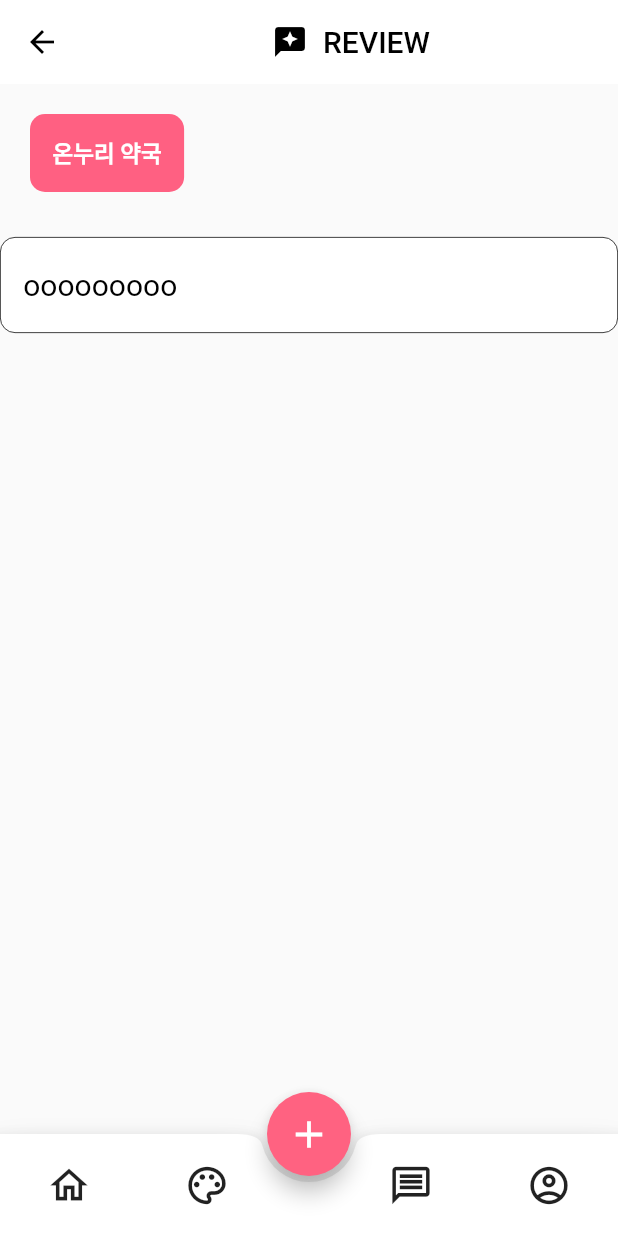
After one commit to purplepig4657/PartTimeCommunity, a Flutter app: the Review screen opened directly, on a phone screen of 412 x 824 dp. The commit adds this screen. Run offline on Flutter 3.47's test engine with Material 2 defaults, Android fonts, the phone set to English and light mode, and no system bars.

Commit message:
후기 살짝

```diff
--- a/lib/NoticeWriting.dart
+++ b/lib/NoticeWriting.dart
@@ -1,5 +1,4 @@
 import 'package:flutter/material.dart';
-
 import 'commons/BottomAppBar.dart';
 
 class NoticeWriting extends StatelessWidget {
@@ -9,6 +8,11 @@ class NoticeWriting extends StatelessWidget {
   Widget build(BuildContext context) {
     return Scaffold(
       appBar: AppBar(
+        leading: IconButton(
+            onPressed: () {
+              Navigator.pop(context);
+            },
+            icon: Icon(Icons.arrow_back,color: Colors.black,)),
         title: Row(
           mainAxisAlignment: MainAxisAlignment.center,
           children: [
@@ -57,7 +61,7 @@ class NoticeWriting extends StatelessWidget {
             children: [
               ListTile(
                   title: TextField(
-                    keyboardType: TextInputType.multiline,
+                keyboardType: TextInputType.multiline,
                 maxLines: null,
                 maxLength: 20,
                 cursorColor: Color(0xffFF6280),
@@ -70,8 +74,8 @@ class NoticeWriting extends StatelessWidget {
               Divider(),
               ListTile(
                   title: TextField(
-                    keyboardType: TextInputType.multiline,
-                maxLines:null,
+                keyboardType: TextInputType.multiline,
+                maxLines: null,
                 maxLength: 1000,
                 cursorColor: Color(0xffFF6280),
                 decoration: InputDecoration(
--- /dev/null
+++ b/lib/Review.dart
@@ -0,0 +1,109 @@
+import 'package:flutter/cupertino.dart';
+import 'package:flutter/material.dart';
+import 'commons/BottomAppBar.dart';
+
+class Review extends StatelessWidget {
+  const Review({Key? key}) : super(key: key);
+
+  @override
+  Widget build(BuildContext context) {
+    return Scaffold(
+      appBar: AppBar(
+        leading: IconButton(
+            onPressed: () {
+              Navigator.pop(context);
+            },
+            icon: Icon(Icons.arrow_back,color: Colors.black,)),
+        elevation: 0.0,
+        backgroundColor: Colors.white,
+        title: Row(
+          mainAxisAlignment: MainAxisAlignment.center,
+          children: [
+            Icon(
+              Icons.reviews,
+              color: Colors.black,
+            ),
+            SizedBox(
+              width: 10.0,
+            ),
+            Text('REVIEW', style: TextStyle(color: Colors.black)),
+          ],
+        ),
+      ),
+      body: Column(
+        crossAxisAlignment: CrossAxisAlignment.start,
+        children: [
+          Padding(
+            padding: EdgeInsets.only(left: 20, top: 20.0),
+            child: responsive('온누리 약국'),
+          ),
+          Expanded(
+            child: ListView(
+              children: [
+                SizedBox(
+                  height: 30,
+                ),
+                responsiveCard("ooooooooo"),
+              ],
+            ),
+          )
+        ],
+      ),
+
+      /** AppBar **/
+      bottomNavigationBar: BottomBar(),
+      floatingActionButton: FloatingButton(),
+      floatingActionButtonLocation: FloatingActionButtonLocation.centerDocked,
+      /** AppBar **/
+    );
+  }
+
+  Widget responsive(String s) {
+    return Container(
+      padding: EdgeInsets.all(15),
+      decoration: BoxDecoration(
+        color: Color(0xffFF6082),
+        borderRadius: BorderRadius.all(
+          Radius.circular(10.0),
+        ),
+      ),
+      child: Flexible(
+        fit: FlexFit.tight,
+        child: Text(
+          s,
+          style: TextStyle(
+            fontWeight: FontWeight.bold,
+            color: Colors.white,
+            fontSize: 15,
+          ),
+        ),
+      ),
+    );
+  }
+  Widget responsiveCard(String s) {
+    return Container(
+      padding: EdgeInsets.only(top:20,bottom:20,right:15,left:15),
+      decoration: BoxDecoration(
+        color: Colors.white,
+        borderRadius: BorderRadius.all(
+          Radius.circular(10.0),
+        ), border: Border.all(
+        color: Colors.black,
+        style: BorderStyle.solid,
+        width: 0.5,
+      )
+      ),
+      child: Flexible(
+        fit: FlexFit.tight,
+        child: Text(
+          s,
+          style: TextStyle(
+            fontWeight: FontWeight.normal,
+            color: Colors.black,
+            fontSize: 20,
+          ),
+        ),
+      ),
+    );
+  }
+}
--- a/lib/commons/BottomAppBar.dart
+++ b/lib/commons/BottomAppBar.dart
@@ -1,4 +1,5 @@
 import 'package:flutter/material.dart';
+import 'package:part_time_community/NoticeWriting.dart';
 
 class BottomBar extends StatelessWidget {
   final home_selected, message_selected, timeTable_selected, personal_selected;
@@ -13,11 +14,11 @@ class BottomBar extends StatelessWidget {
       child: Row(
         mainAxisAlignment: MainAxisAlignment.spaceAround,
         children: [
-          BottomBarIcon(icon: Icons.home, isSelected: home_selected,),
-          BottomBarIcon(icon: Icons.message, isSelected: message_selected,),
+          BottomBarIcon(icon: Icons.home_outlined, isSelected: home_selected,),
+          BottomBarIcon(icon: Icons.palette_outlined, isSelected: timeTable_selected,),
           const SizedBox(),
-          BottomBarIcon(icon: Icons.alarm, isSelected: timeTable_selected,),
-          BottomBarIcon(icon: Icons.person, isSelected: personal_selected,),
+          BottomBarIcon(icon: Icons.message_outlined, isSelected: message_selected,),
+          BottomBarIcon(icon: Icons.account_circle_outlined, isSelected: personal_selected,),
         ],
       ),
     );
--- a/lib/main.dart
+++ b/lib/main.dart
@@ -2,10 +2,9 @@ import 'dart:ui';
 
 import 'package:flutter/material.dart';
 import 'package:part_time_community/NoticeWriting.dart';
+import 'package:part_time_community/Review.dart';
 
 void main() => runApp(Home());
-
-
 
 class Home extends StatelessWidget {
   const Home({Key? key}) : super(key: key);
@@ -14,9 +13,7 @@ class Home extends StatelessWidget {
   Widget build(BuildContext context) {
     return MaterialApp(
       title: 'mijung',
-      theme: ThemeData(
-        primaryColor: Color(0xffFF6280)
-      ),
+      theme: ThemeData(primaryColor: Color(0xffFF6280)),
       home: MyPage(),
     );
   }
@@ -29,43 +26,57 @@ class MyPage extends StatelessWidget {
   Widget build(BuildContext context) {
     return Scaffold(
       appBar: AppBar(
-        title : Text('HOME',style: TextStyle(color: Colors.black,fontWeight: FontWeight.bold),),
+        title: Text(
+          'HOME',
+          style: TextStyle(color: Colors.black, fontWeight: FontWeight.bold),
+        ),
         centerTitle: true,
         elevation: 0.0,
         backgroundColor: Colors.white,
       ),
       body: ListView(
         children: [
-
           Container(
             padding: EdgeInsets.fromLTRB(20.0, 20.0, 0.0, 0.0),
             child: Row(
               children: [
-
-            Icon(Icons.map,size:25.0),
+                Icon(Icons.map, size: 25.0),
                 SizedBox(
                   width: 10.0,
                 ),
-            Text('후기 지도', style: TextStyle(fontWeight: FontWeight.bold,fontSize: 20.0),),
+                Text(
+                  '후기 지도',
+                  style: TextStyle(fontWeight: FontWeight.bold, fontSize: 20.0),
+                ),
               ],
             ),
           ),
-       SizedBox(height: 30.0,),
-       Center(child:
-       Image(
-         fit:BoxFit.fill, width: 350,height: 200, image: AssetImage('images/map.jpg'),),),
-        SizedBox(height: 30.0,),
-
+          SizedBox(
+            height: 30.0,
+          ),
+          Center(
+            child: Image(
+              fit: BoxFit.fill,
+              width: 350,
+              height: 200,
+              image: AssetImage('images/map.jpg'),
+            ),
+          ),
+          SizedBox(
+            height: 30.0,
+          ),
           Container(
             padding: EdgeInsets.fromLTRB(20.0, 20.0, 0.0, 0.0),
             child: Row(
               children: [
-
-              Icon(Icons.calendar_today_rounded,size:25.0),
+                Icon(Icons.calendar_today_rounded, size: 25.0),
                 SizedBox(
                   width: 10.0,
                 ),
-              Text('게시판', style: TextStyle(fontWeight: FontWeight.bold,fontSize: 20.0),),
+                Text(
+                  '게시판',
+                  style: TextStyle(fontWeight: FontWeight.bold, fontSize: 20.0),
+                ),
               ],
             ),
           ),
@@ -82,12 +93,11 @@ class MyPage extends StatelessWidget {
                     color: Colors.black,
                     style: BorderStyle.solid,
                     width: 0.5,
-              )
-            ),
+                  )),
               width: 350,
               height: 230,
-            child:Padding(
-              padding: const EdgeInsets.only(left:8.0),
+              child: Padding(
+                padding: const EdgeInsets.only(left: 8.0),
                 child: ListView(
                   children: [
                     ListTile(title: Text('자유 게시판')),
@@ -99,31 +109,45 @@ class MyPage extends StatelessWidget {
               ),
             ),
           ),
-
-
         ],
-
       ),
-
       bottomNavigationBar: BottomAppBar(
-        child:SizedBox(
+        child: SizedBox(
           height: 70.0,
           child: Row(
             mainAxisAlignment: MainAxisAlignment.spaceAround,
             children: [
-            IconButton(icon: Icon(Icons.home_outlined),iconSize: 30 ,onPressed: () {}),
-
-            IconButton(icon: Icon(Icons.alarm_outlined), iconSize: 30 ,onPressed: () {}),
+              IconButton(
+                  icon: Icon(Icons.home_outlined),
+                  iconSize: 30,
+                  onPressed: () {}),
+              IconButton(
+                  icon: Icon(Icons.palette_outlined),
+                  iconSize: 30,
+                  onPressed: () {
+                    Navigator.push(
+                      context,
+                      MaterialPageRoute(builder: (context) => NoticeWriting()),
+                    );
+                  }),
               SizedBox(),
-            IconButton(icon: Icon(Icons.message_outlined), iconSize: 30 ,onPressed: () {}),
-
-            IconButton(icon: Icon(Icons.account_circle_outlined), iconSize: 30 ,onPressed: () {}),
+              IconButton(
+                  icon: Icon(Icons.message_outlined),
+                  iconSize: 30,
+                  onPressed: () {}),
+              IconButton(
+                  icon: Icon(Icons.account_circle_outlined),
+                  iconSize: 30,
+                  onPressed: () {}),
             ],
           ),
         ),
       ),
-      floatingActionButton:
-      FloatingActionButton(child: Icon(Icons.navigation),onPressed: () {}, backgroundColor:Color(0xffFF6280) ,),
+      floatingActionButton: FloatingActionButton(
+        child: Icon(Icons.add),
+        onPressed: () {},
+        backgroundColor: Color(0xffFF6028),
+      ),
       floatingActionButtonLocation: FloatingActionButtonLocation.centerDocked,
     );
   }
```
Lines whose indentation alone changed are shown as unchanged.
